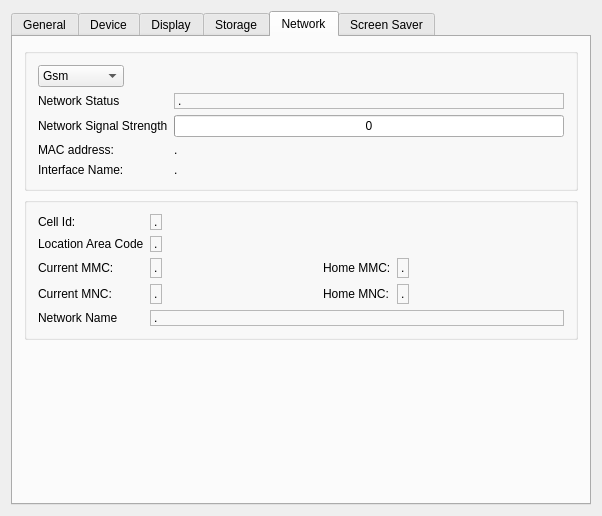
Above: examples/sysinfo/dialog.ui from qtproject/qt-mobility before the change. Below: the same form after it.
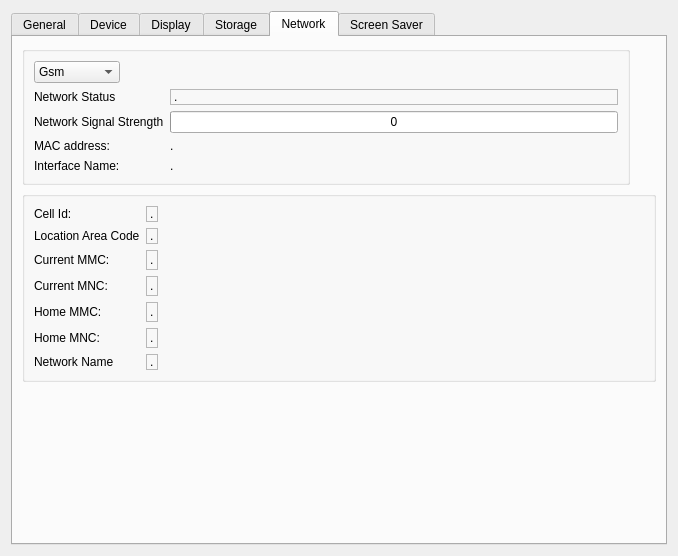
That is the form after the change. The open tabs and pages were chosen to show the change.

Commit message:
fix layout problems.
also changed to QWidget to hopefully give the s60 an exit button or
something

Diff of the .ui file:
```diff
--- a/examples/sysinfo/dialog.ui
+++ b/examples/sysinfo/dialog.ui
@@ -1,13 +1,13 @@
 <?xml version="1.0" encoding="UTF-8"?>
 <ui version="4.0">
  <class>Dialog</class>
- <widget class="QDialog" name="Dialog">
+ <widget class="QWidget" name="Dialog">
   <property name="geometry">
    <rect>
     <x>0</x>
     <y>0</y>
-    <width>602</width>
-    <height>516</height>
+    <width>678</width>
+    <height>556</height>
    </rect>
   </property>
   <property name="windowTitle">
@@ -23,7 +23,7 @@
       <attribute name="title">
        <string>General</string>
       </attribute>
-      <layout class="QGridLayout" name="gridLayout_2">
+      <layout class="QGridLayout" name="gridLayout_10">
        <item row="0" column="0" colspan="2">
         <widget class="QLabel" name="label">
          <property name="text">
@@ -167,7 +167,7 @@
         <widget class="QLineEdit" name="featuresLineEdit"/>
        </item>
        <item row="5" column="1">
-        <spacer name="verticalSpacer_3">
+        <spacer name="verticalSpacer_4">
          <property name="orientation">
           <enum>Qt::Vertical</enum>
          </property>
@@ -520,13 +520,13 @@
       <attribute name="title">
        <string>Network</string>
       </attribute>
-      <layout class="QGridLayout" name="gridLayout_9">
+      <layout class="QGridLayout" name="gridLayout_3">
        <item row="0" column="0">
-        <widget class="QGroupBox" name="groupBox_2">
+        <widget class="QGroupBox" name="groupBox_5">
          <property name="title">
           <string/>
          </property>
-         <layout class="QGridLayout" name="gridLayout_3">
+         <layout class="QGridLayout" name="gridLayout_15">
           <item row="0" column="0">
            <widget class="QComboBox" name="netStatusComboBox">
             <item>
@@ -562,7 +562,7 @@
            </widget>
           </item>
           <item row="0" column="1" colspan="2">
-           <spacer name="horizontalSpacer_8">
+           <spacer name="horizontalSpacer_10">
             <property name="orientation">
              <enum>Qt::Horizontal</enum>
             </property>
@@ -575,7 +575,7 @@
            </spacer>
           </item>
           <item row="1" column="0">
-           <widget class="QLabel" name="label_5">
+           <widget class="QLabel" name="label_42">
             <property name="text">
              <string>Network Status</string>
             </property>
@@ -595,7 +595,7 @@
            </widget>
           </item>
           <item row="2" column="0" colspan="2">
-           <widget class="QLabel" name="label_6">
+           <widget class="QLabel" name="label_43">
             <property name="text">
              <string>Network Signal Strength</string>
             </property>
@@ -612,7 +612,7 @@
            </widget>
           </item>
           <item row="3" column="0">
-           <widget class="QLabel" name="label_26">
+           <widget class="QLabel" name="label_44">
             <property name="text">
              <string>MAC address:</string>
             </property>
@@ -626,7 +626,7 @@
            </widget>
           </item>
           <item row="4" column="0">
-           <widget class="QLabel" name="label_27">
+           <widget class="QLabel" name="label_45">
             <property name="text">
              <string>Interface Name:</string>
             </property>
@@ -642,14 +642,14 @@
          </layout>
         </widget>
        </item>
-       <item row="1" column="0">
-        <widget class="QGroupBox" name="groupBox_3">
+       <item row="1" column="0" colspan="2">
+        <widget class="QGroupBox" name="groupBox_6">
          <property name="title">
           <string/>
          </property>
-         <layout class="QGridLayout" name="gridLayout_7">
+         <layout class="QGridLayout" name="gridLayout_2">
           <item row="0" column="0">
-           <widget class="QLabel" name="label_7">
+           <widget class="QLabel" name="label_46">
             <property name="text">
              <string>Cell Id:</string>
             </property>
@@ -669,7 +669,7 @@
            </widget>
           </item>
           <item row="1" column="0">
-           <widget class="QLabel" name="label_8">
+           <widget class="QLabel" name="label_47">
             <property name="text">
              <string>Location Area Code</string>
             </property>
@@ -689,7 +689,7 @@
            </widget>
           </item>
           <item row="2" column="0">
-           <widget class="QLabel" name="label_9">
+           <widget class="QLabel" name="label_48">
             <property name="text">
              <string>Current MMC:</string>
             </property>
@@ -709,7 +709,7 @@
            </widget>
           </item>
           <item row="2" column="2">
-           <spacer name="horizontalSpacer_4">
+           <spacer name="horizontalSpacer_11">
             <property name="orientation">
              <enum>Qt::Horizontal</enum>
             </property>
@@ -721,41 +721,8 @@
             </property>
            </spacer>
           </item>
-          <item row="2" column="3">
-           <widget class="QLabel" name="label_11">
-            <property name="text">
-             <string>Home MMC:</string>
-            </property>
-           </widget>
-          </item>
-          <item row="2" column="4">
-           <widget class="QLabel" name="homeMMCLabel">
-            <property name="frameShape">
-             <enum>QFrame::StyledPanel</enum>
-            </property>
-            <property name="frameShadow">
-             <enum>QFrame::Sunken</enum>
-            </property>
-            <property name="text">
-             <string>.</string>
-            </property>
-           </widget>
-          </item>
-          <item row="2" column="5">
-           <spacer name="horizontalSpacer_5">
-            <property name="orientation">
-             <enum>Qt::Horizontal</enum>
-            </property>
-            <property name="sizeHint" stdset="0">
-             <size>
-              <width>135</width>
-              <height>20</height>
-             </size>
-            </property>
-           </spacer>
-          </item>
           <item row="3" column="0">
-           <widget class="QLabel" name="label_10">
+           <widget class="QLabel" name="label_50">
             <property name="text">
              <string>Current MNC:</string>
             </property>
@@ -775,7 +742,7 @@
            </widget>
           </item>
           <item row="3" column="2">
-           <spacer name="horizontalSpacer_6">
+           <spacer name="horizontalSpacer_13">
             <property name="orientation">
              <enum>Qt::Horizontal</enum>
             </property>
@@ -787,14 +754,47 @@
             </property>
            </spacer>
           </item>
-          <item row="3" column="3">
-           <widget class="QLabel" name="label_12">
+          <item row="4" column="0">
+           <widget class="QLabel" name="label_49">
+            <property name="text">
+             <string>Home MMC:</string>
+            </property>
+           </widget>
+          </item>
+          <item row="4" column="1">
+           <widget class="QLabel" name="homeMMCLabel">
+            <property name="frameShape">
+             <enum>QFrame::StyledPanel</enum>
+            </property>
+            <property name="frameShadow">
+             <enum>QFrame::Sunken</enum>
+            </property>
+            <property name="text">
+             <string>.</string>
+            </property>
+           </widget>
+          </item>
+          <item row="4" column="2">
+           <spacer name="horizontalSpacer_12">
+            <property name="orientation">
+             <enum>Qt::Horizontal</enum>
+            </property>
+            <property name="sizeHint" stdset="0">
+             <size>
+              <width>135</width>
+              <height>20</height>
+             </size>
+            </property>
+           </spacer>
+          </item>
+          <item row="5" column="0">
+           <widget class="QLabel" name="label_51">
             <property name="text">
              <string>Home MNC:</string>
             </property>
            </widget>
           </item>
-          <item row="3" column="4">
+          <item row="5" column="1">
            <widget class="QLabel" name="homeMNCLabel">
             <property name="frameShape">
              <enum>QFrame::StyledPanel</enum>
@@ -807,8 +807,8 @@
             </property>
            </widget>
           </item>
-          <item row="3" column="5">
-           <spacer name="horizontalSpacer_7">
+          <item row="5" column="2">
+           <spacer name="horizontalSpacer_14">
             <property name="orientation">
              <enum>Qt::Horizontal</enum>
             </property>
@@ -820,14 +820,14 @@
             </property>
            </spacer>
           </item>
-          <item row="4" column="0">
-           <widget class="QLabel" name="label_13">
+          <item row="6" column="0">
+           <widget class="QLabel" name="label_52">
             <property name="text">
              <string>Network Name</string>
             </property>
            </widget>
           </item>
-          <item row="4" column="1" colspan="5">
+          <item row="6" column="1">
            <widget class="QLabel" name="operatorNameLabel">
             <property name="frameShape">
              <enum>QFrame::StyledPanel</enum>
@@ -843,8 +843,8 @@
          </layout>
         </widget>
        </item>
-       <item row="2" column="0">
-        <spacer name="verticalSpacer_2">
+       <item row="2" column="1">
+        <spacer name="verticalSpacer_5">
          <property name="orientation">
           <enum>Qt::Vertical</enum>
          </property>
@@ -889,7 +889,6 @@
    </item>
   </layout>
  </widget>
- <layoutdefault spacing="6" margin="11"/>
  <resources/>
  <connections/>
 </ui>
```
Left out of the diff: 48 changed lines with no effect on the pictures. The commit also changes 3 other files.
